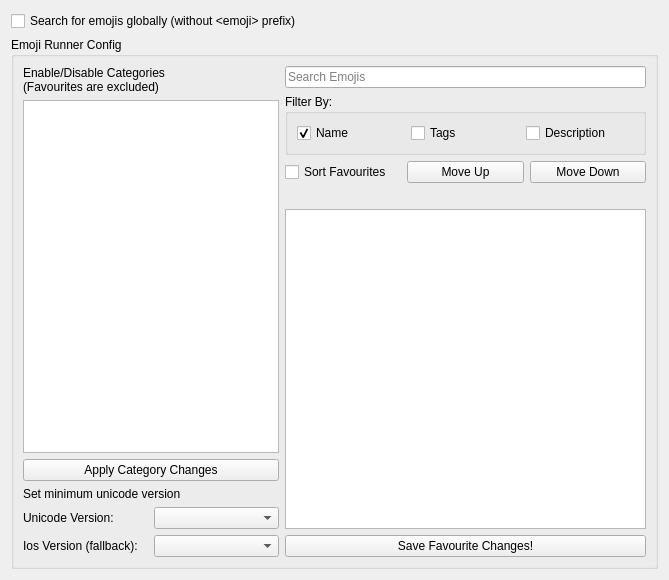
First picture: the form in src/config/emojirunner_config.ui, repository alex1701c/EmojiRunner, before the edit.
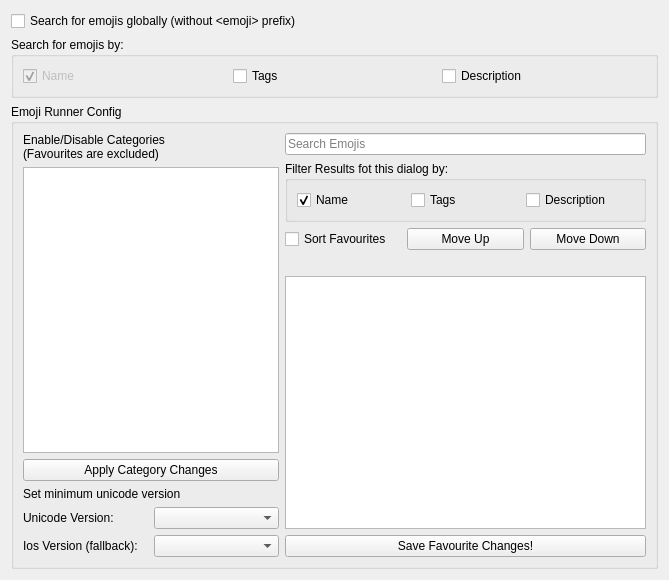
Second picture: the form after the edit.

Commit message: Add option to filter results by tags and description

```diff
--- a/src/config/emojirunner_config.ui
+++ b/src/config/emojirunner_config.ui
@@ -19,15 +19,47 @@
   </property>
   <layout class="QVBoxLayout" name="verticalLayout">
    <item>
-    <layout class="QVBoxLayout" name="verticalLayout_5">
-     <item>
       <widget class="QCheckBox" name="enableGlobalSearch">
        <property name="text">
         <string>Search for emojis globally (without &lt;emoji&gt; prefix)</string>
        </property>
       </widget>
      </item>
-    </layout>
+   <item>
+    <widget class="QGroupBox" name="favouriteFilterGroupBox_2">
+     <property name="title">
+      <string>Search for emojis by:</string>
+     </property>
+     <layout class="QHBoxLayout" name="horizontalLayout_7">
+      <item>
+       <widget class="QCheckBox" name="favouriteFilterName_2">
+        <property name="enabled">
+         <bool>false</bool>
+        </property>
+        <property name="text">
+         <string>Name</string>
+        </property>
+        <property name="checked">
+         <bool>true</bool>
+        </property>
+       </widget>
+      </item>
+      <item>
+       <widget class="QCheckBox" name="favouriteFilterTags_2">
+        <property name="text">
+         <string>Tags</string>
+        </property>
+       </widget>
+      </item>
+      <item>
+       <widget class="QCheckBox" name="favouriteFilterDescription_2">
+        <property name="text">
+         <string>Description</string>
+        </property>
+       </widget>
+      </item>
+     </layout>
+    </widget>
    </item>
    <item>
     <widget class="QGroupBox" name="parentLayout">
@@ -135,11 +167,14 @@
             <item>
              <widget class="QGroupBox" name="favouriteFilterGroupBox">
               <property name="title">
-               <string>Filter By:</string>
+               <string>Filter Results fot this dialog by:</string>
               </property>
               <layout class="QHBoxLayout" name="horizontalLayout_6">
                <item>
                 <widget class="QCheckBox" name="favouriteFilterName">
+                 <property name="enabled">
+                  <bool>true</bool>
+                 </property>
                  <property name="text">
                   <string>Name</string>
                  </property>
```
Lines whose indentation alone changed are shown as unchanged. The commit also changes 3 other files.
